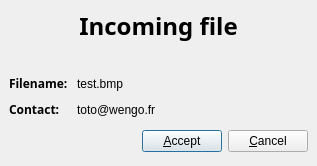
Qt form wengophone/src/presentation/qt/filetransfer/AcceptDialog.ui (tkrotoff/WengoPhone) before a commit.
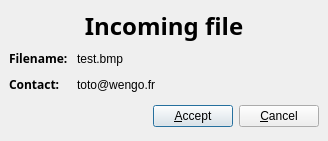
The same form after that commit.

```diff
--- a/wengophone/src/presentation/qt/filetransfer/AcceptDialog.ui
+++ b/wengophone/src/presentation/qt/filetransfer/AcceptDialog.ui
@@ -8,8 +8,8 @@
    <rect>
     <x>0</x>
     <y>0</y>
-    <width>317</width>
-    <height>166</height>
+    <width>328</width>
+    <height>16</height>
    </rect>
   </property>
   <property name="windowTitle" >
@@ -100,7 +100,272 @@
     </spacer>
    </item>
    <item row="0" column="0" >
-    <widget class="QLabel" name="label" >
+    <widget class="QLabel" name="headerLabel" >
+     <property name="palette" >
+      <palette>
+       <active>
+        <color>
+         <red>0</red>
+         <green>0</green>
+         <blue>0</blue>
+        </color>
+        <color>
+         <red>221</red>
+         <green>223</green>
+         <blue>228</blue>
+        </color>
+        <color>
+         <red>255</red>
+         <green>255</green>
+         <blue>255</blue>
+        </color>
+        <color>
+         <red>255</red>
+         <green>255</green>
+         <blue>255</blue>
+        </color>
+        <color>
+         <red>85</red>
+         <green>85</green>
+         <blue>85</blue>
+        </color>
+        <color>
+         <red>199</red>
+         <green>199</green>
+         <blue>199</blue>
+        </color>
+        <color>
+         <red>255</red>
+         <green>255</green>
+         <blue>255</blue>
+        </color>
+        <color>
+         <red>255</red>
+         <green>255</green>
+         <blue>255</blue>
+        </color>
+        <color>
+         <red>0</red>
+         <green>0</green>
+         <blue>0</blue>
+        </color>
+        <color>
+         <red>255</red>
+         <green>255</green>
+         <blue>255</blue>
+        </color>
+        <color>
+         <red>239</red>
+         <green>239</green>
+         <blue>239</blue>
+        </color>
+        <color>
+         <red>0</red>
+         <green>0</green>
+         <blue>0</blue>
+        </color>
+        <color>
+         <red>103</red>
+         <green>141</green>
+         <blue>178</blue>
+        </color>
+        <color>
+         <red>255</red>
+         <green>255</green>
+         <blue>255</blue>
+        </color>
+        <color>
+         <red>0</red>
+         <green>0</green>
+         <blue>238</blue>
+        </color>
+        <color>
+         <red>82</red>
+         <green>24</green>
+         <blue>139</blue>
+        </color>
+        <color>
+         <red>232</red>
+         <green>232</green>
+         <blue>232</blue>
+        </color>
+       </active>
+       <inactive>
+        <color>
+         <red>0</red>
+         <green>0</green>
+         <blue>0</blue>
+        </color>
+        <color>
+         <red>221</red>
+         <green>223</green>
+         <blue>228</blue>
+        </color>
+        <color>
+         <red>255</red>
+         <green>255</green>
+         <blue>255</blue>
+        </color>
+        <color>
+         <red>255</red>
+         <green>255</green>
+         <blue>255</blue>
+        </color>
+        <color>
+         <red>85</red>
+         <green>85</green>
+         <blue>85</blue>
+        </color>
+        <color>
+         <red>199</red>
+         <green>199</green>
+         <blue>199</blue>
+        </color>
+        <color>
+         <red>255</red>
+         <green>255</green>
+         <blue>255</blue>
+        </color>
+        <color>
+         <red>255</red>
+         <green>255</green>
+         <blue>255</blue>
+        </color>
+        <color>
+         <red>0</red>
+         <green>0</green>
+         <blue>0</blue>
+        </color>
+        <color>
+         <red>255</red>
+         <green>255</green>
+         <blue>255</blue>
+        </color>
+        <color>
+         <red>239</red>
+         <green>239</green>
+         <blue>239</blue>
+        </color>
+        <color>
+         <red>0</red>
+         <green>0</green>
+         <blue>0</blue>
+        </color>
+        <color>
+         <red>103</red>
+         <green>141</green>
+         <blue>178</blue>
+        </color>
+        <color>
+         <red>255</red>
+         <green>255</green>
+         <blue>255</blue>
+        </color>
+        <color>
+         <red>0</red>
+         <green>0</green>
+         <blue>238</blue>
+        </color>
+        <color>
+         <red>82</red>
+         <green>24</green>
+         <blue>139</blue>
+        </color>
+        <color>
+         <red>232</red>
+         <green>232</green>
+         <blue>232</blue>
+        </color>
+       </inactive>
+       <disabled>
+        <color>
+         <red>128</red>
+         <green>128</green>
+         <blue>128</blue>
+        </color>
+        <color>
+         <red>221</red>
+         <green>223</green>
+         <blue>228</blue>
+        </color>
+        <color>
+         <red>255</red>
+         <green>255</green>
+         <blue>255</blue>
+        </color>
+        <color>
+         <red>255</red>
+         <green>255</green>
+         <blue>255</blue>
+        </color>
+        <color>
+         <red>85</red>
+         <green>85</green>
+         <blue>85</blue>
+        </color>
+        <color>
+         <red>199</red>
+         <green>199</green>
+         <blue>199</blue>
+        </color>
+        <color>
+         <red>199</red>
+         <green>199</green>
+         <blue>199</blue>
+        </color>
+        <color>
+         <red>255</red>
+         <green>255</green>
+         <blue>255</blue>
+        </color>
+        <color>
+         <red>128</red>
+         <green>128</green>
+         <blue>128</blue>
+        </color>
+        <color>
+         <red>239</red>
+         <green>239</green>
+         <blue>239</blue>
+        </color>
+        <color>
+         <red>239</red>
+         <green>239</green>
+         <blue>239</blue>
+        </color>
+        <color>
+         <red>0</red>
+         <green>0</green>
+         <blue>0</blue>
+        </color>
+        <color>
+         <red>86</red>
+         <green>117</green>
+         <blue>148</blue>
+        </color>
+        <color>
+         <red>255</red>
+         <green>255</green>
+         <blue>255</blue>
+        </color>
+        <color>
+         <red>0</red>
+         <green>0</green>
+         <blue>238</blue>
+        </color>
+        <color>
+         <red>82</red>
+         <green>24</green>
+         <blue>139</blue>
+        </color>
+        <color>
+         <red>232</red>
+         <green>232</green>
+         <blue>232</blue>
+        </color>
+       </disabled>
+      </palette>
+     </property>
      <property name="text" >
       <string>&lt;html>&lt;head>&lt;meta name="qrichtext" content="1" />&lt;/head>&lt;body style=" white-space: pre-wrap; font-family:Sans Serif; font-size:9pt; font-weight:400; font-style:normal; text-decoration:none;">&lt;p style=" margin-top:0px; margin-bottom:0px; margin-left:0px; margin-right:0px; -qt-block-indent:0; text-indent:0px;">&lt;span style=" font-weight:600;">&lt;h1>Incoming file&lt;/h1>&lt;/span>&lt;/p>&lt;/body>&lt;/html></string>
      </property>
```
Left out of the diff: 2 changed lines with no effect on the pictures.
